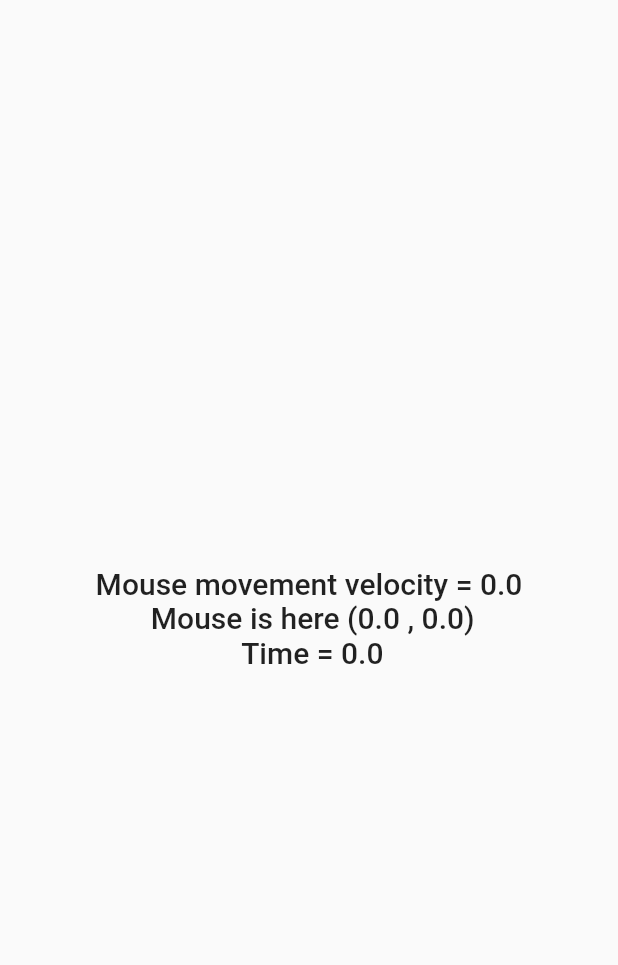
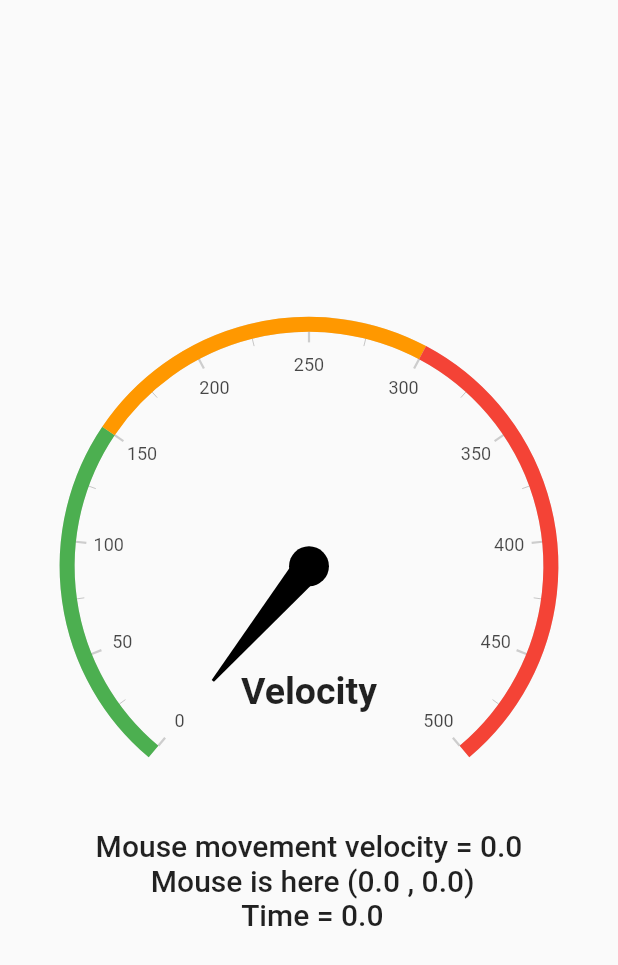
Before and after one commit to HanySameh/control, a Flutter app: the screen it shows after launch, on a phone screen of 412 x 824 dp. Shown: the top 965 px of the screen. Run offline on Flutter 3.47's test engine with Material 2 defaults, Android fonts, the phone set to English and light mode, and no system bars; drawn by our look-alikes of syncfusion_flutter_gauges; our stand-ins replace lottie, syncfusion_flutter_sliders.

Commit message:
Add indicator

```diff
--- a/lib/view/pages/mouse_operations.dart
+++ b/lib/view/pages/mouse_operations.dart
@@ -2,6 +2,7 @@ import 'dart:async';
 import 'dart:math';
 
 import 'package:flutter/material.dart';
+import 'package:syncfusion_flutter_gauges/gauges.dart';
 
 class MouseOperationsPage extends StatefulWidget {
   const MouseOperationsPage({Key? key}) : super(key: key);
@@ -46,12 +47,45 @@ class _MouseOperationsPageState extends State<MouseOperationsPage> {
         );
       },
       child: Scaffold(
-        body: Center(
-          child: Text(
-            'Mouse movement velocity = $_velocity \n Mouse is here ($_xEnd , $_yEnd) \n Time = $_time',
-            style: Theme.of(context).textTheme.headline6,
-            textAlign: TextAlign.center,
-          ),
+        body: Column(
+          crossAxisAlignment: CrossAxisAlignment.center,
+          mainAxisAlignment: MainAxisAlignment.center,
+          children: [
+            SfRadialGauge(
+              axes: <RadialAxis>[
+                RadialAxis(
+                  minimum: 0,
+                  maximum: 500,
+                  ranges: <GaugeRange>[
+                    GaugeRange(
+                        startValue: 0, endValue: 150, color: Colors.green),
+                    GaugeRange(
+                        startValue: 150, endValue: 300, color: Colors.orange),
+                    GaugeRange(
+                        startValue: 300, endValue: 500, color: Colors.red)
+                  ],
+                  pointers: <GaugePointer>[
+                    NeedlePointer(value: _velocity),
+                  ],
+                  annotations: const <GaugeAnnotation>[
+                    GaugeAnnotation(
+                        widget: Text(
+                          'Velocity',
+                          style: TextStyle(
+                              fontSize: 25, fontWeight: FontWeight.bold),
+                        ),
+                        angle: 90,
+                        positionFactor: 0.5)
+                  ],
+                )
+              ],
+            ),
+            Text(
+              'Mouse movement velocity = $_velocity \n Mouse is here ($_xEnd , $_yEnd) \n Time = $_time',
+              style: Theme.of(context).textTheme.headline6,
+              textAlign: TextAlign.center,
+            ),
+          ],
         ),
       ),
     );
```
